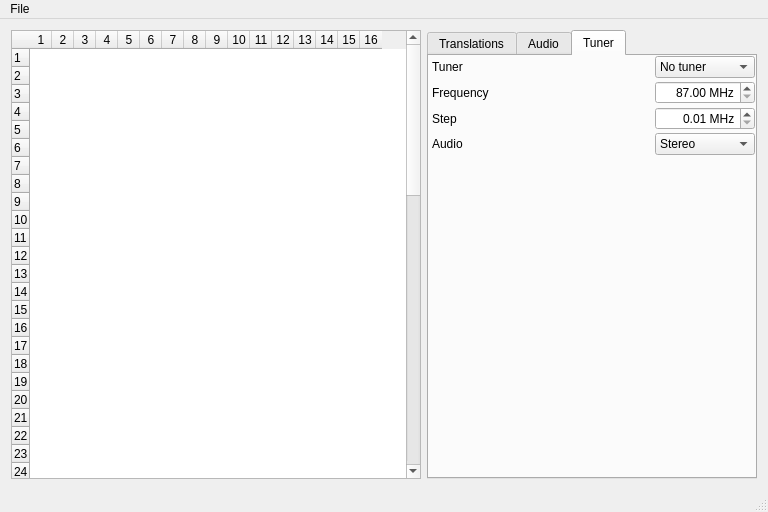
Above: editor/mainwindow.ui from WiseLord/ampcontrol before the change. Below: the same form after it.
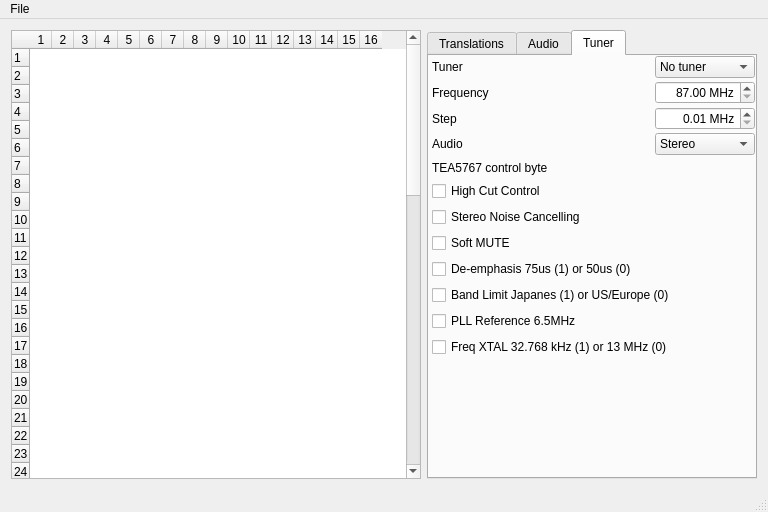
That is the form after the change. The open tabs and pages were chosen to show the change.

Commit message: Added TEA5767 control word changing.

The edit to the form file:
```diff
--- a/editor/mainwindow.ui
+++ b/editor/mainwindow.ui
@@ -1663,6 +1663,74 @@
           </layout>
          </widget>
         </item>
+        <item>
+         <widget class="QWidget" name="wgtFmctrl" native="true">
+          <layout class="QVBoxLayout" name="verticalLayout_4">
+           <property name="leftMargin">
+            <number>3</number>
+           </property>
+           <property name="topMargin">
+            <number>3</number>
+           </property>
+           <item>
+            <widget class="QLabel" name="lblFmctrl">
+             <property name="text">
+              <string>TEA5767 control byte</string>
+             </property>
+            </widget>
+           </item>
+           <item>
+            <widget class="QCheckBox" name="cbxFmctrlHcc">
+             <property name="text">
+              <string>High Cut Control</string>
+             </property>
+            </widget>
+           </item>
+           <item>
+            <widget class="QCheckBox" name="cbxFmctrlSnc">
+             <property name="text">
+              <string>Stereo Noise Cancelling</string>
+             </property>
+            </widget>
+           </item>
+           <item>
+            <widget class="QCheckBox" name="cbxFmctrlSm">
+             <property name="text">
+              <string>Soft MUTE</string>
+             </property>
+            </widget>
+           </item>
+           <item>
+            <widget class="QCheckBox" name="cbxFmctrlDtc">
+             <property name="text">
+              <string>De-emphasis 75us (1) or 50us (0)</string>
+             </property>
+            </widget>
+           </item>
+           <item>
+            <widget class="QCheckBox" name="cbxFmctrlBl">
+             <property name="text">
+              <string>Band Limit Japanes (1) or US/Europe (0)</string>
+             </property>
+            </widget>
+           </item>
+           <item>
+            <widget class="QCheckBox" name="cbxFmctrlPllref">
+             <property name="text">
+              <string>PLL Reference 6.5MHz</string>
+             </property>
+            </widget>
+           </item>
+           <item>
+            <widget class="QCheckBox" name="cbxFmctrlXtal">
+             <property name="text">
+              <string>Freq XTAL 32.768 kHz (1) or 13 MHz (0)</string>
+             </property>
+            </widget>
+           </item>
+          </layout>
+         </widget>
+        </item>
         <item>
          <spacer name="vspTuner">
           <property name="orientation">
```
Left out of the diff: 113 changed lines with no effect on the pictures. The commit also changes 4 other files.
